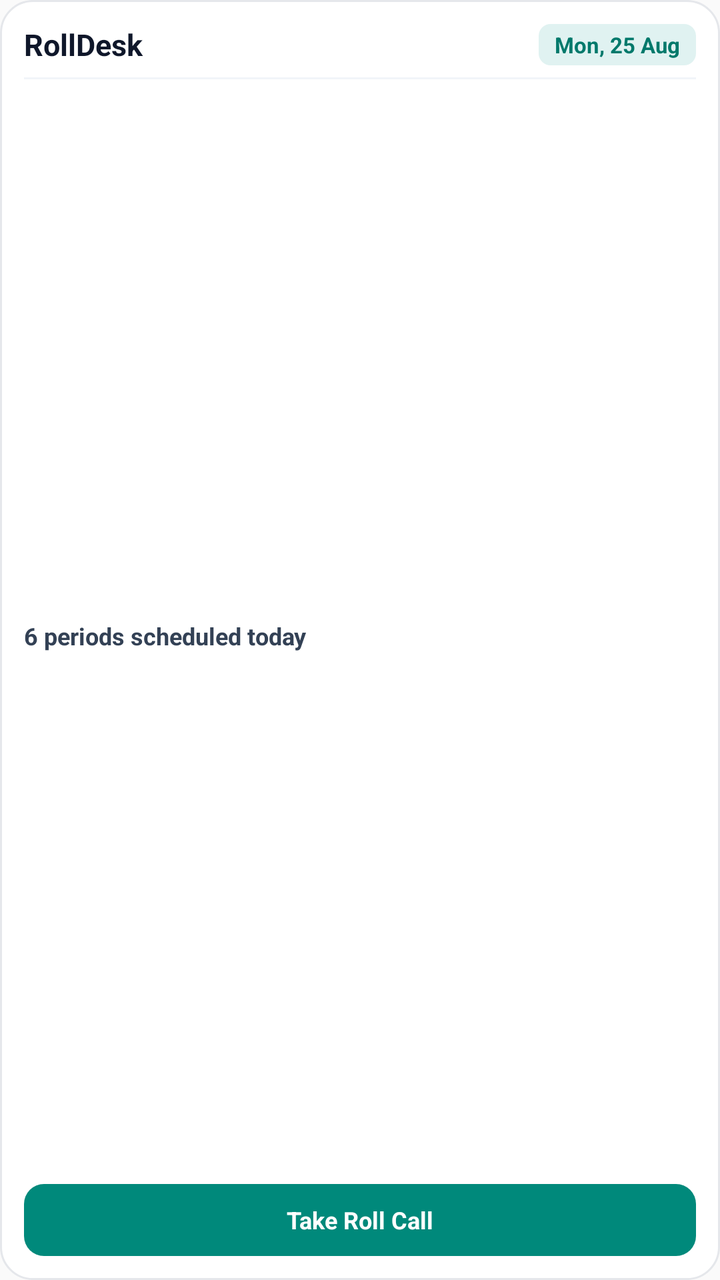
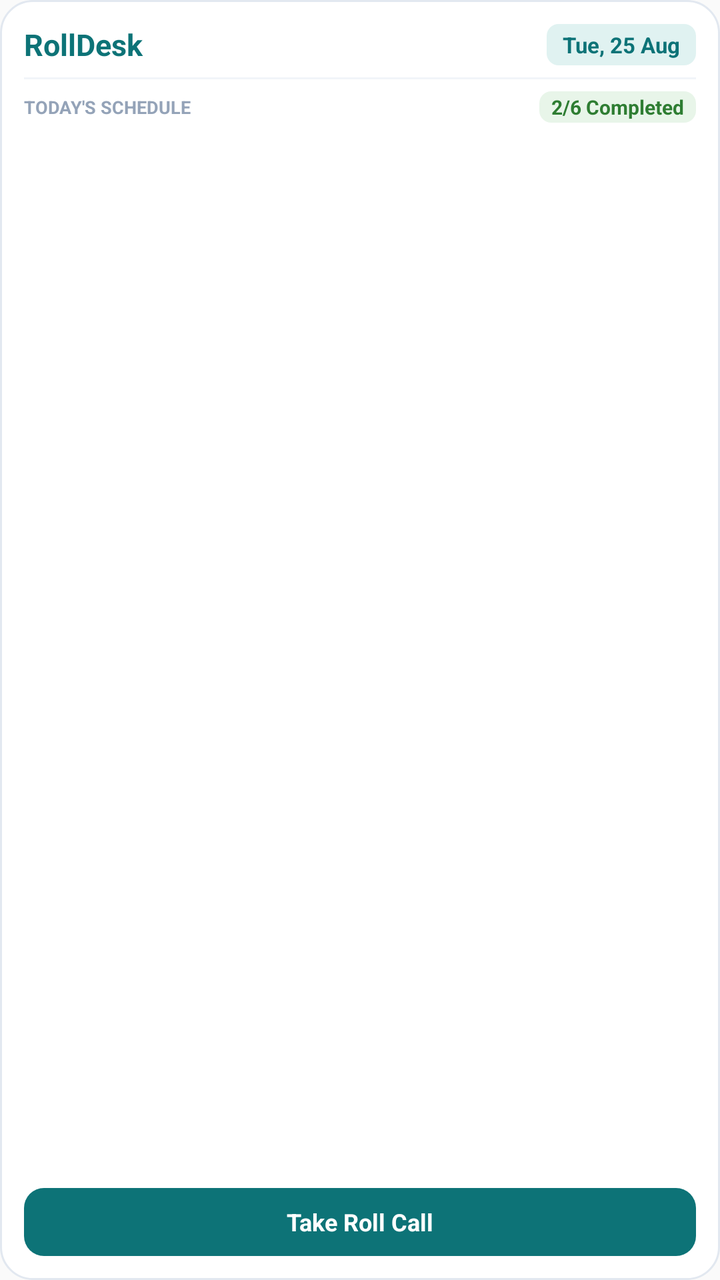

Before-and-after screenshots of an Android layout around one commit, followed by the original layout XML and the change that was made.
<!-- AndroidManifest.xml: application theme Theme.CRAttendance -->
<!-- res/layout/widget_quick_roll.xml -->
<?xml version="1.0" encoding="utf-8"?>
<LinearLayout xmlns:android="http://schemas.android.com/apk/res/android"
    android:id="@+id/widget_root"
    android:layout_width="match_parent"
    android:layout_height="match_parent"
    android:orientation="vertical"
    android:background="@drawable/widget_background"
    android:padding="12dp">

    <LinearLayout
        android:layout_width="match_parent"
        android:layout_height="wrap_content"
        android:orientation="horizontal"
        android:gravity="center_vertical">

        <TextView
            android:id="@+id/widget_title"
            android:layout_width="0dp"
            android:layout_height="wrap_content"
            android:layout_weight="1"
            android:text="RollDesk"
            android:textSize="15sp"
            android:textStyle="bold"
            android:textColor="#0F172A"
            android:maxLines="1"
            android:ellipsize="end" />

        <TextView
            android:id="@+id/widget_day"
            android:layout_width="wrap_content"
            android:layout_height="wrap_content"
            android:text="Mon, 25 Aug"
            android:textSize="11sp"
            android:textStyle="bold"
            android:textColor="#00796B"
            android:background="@drawable/widget_period_badge"
            android:paddingHorizontal="8dp"
            android:paddingVertical="3dp"
            android:maxLines="1"
            android:ellipsize="end" />
    </LinearLayout>

    <View
        android:layout_width="match_parent"
        android:layout_height="1dp"
        android:background="#F1F5F9"
        android:layout_marginTop="6dp"
        android:layout_marginBottom="4dp" />

    <LinearLayout
        android:layout_width="match_parent"
        android:layout_height="0dp"
        android:layout_weight="1"
        android:orientation="vertical"
        android:gravity="center_vertical"
        android:paddingVertical="2dp">

        <TextView
            android:id="@+id/widget_period_count"
            android:layout_width="wrap_content"
            android:layout_height="wrap_content"
            android:text="6 periods scheduled today"
            android:textSize="12sp"
            android:textStyle="bold"
            android:textColor="#334155"
            android:maxLines="1"
            android:ellipsize="end" />

        <TextView
            android:id="@+id/widget_attendance_status"
            android:layout_width="wrap_content"
            android:layout_height="wrap_content"
            android:text="3 / 6 periods completed"
            android:textSize="11sp"
            android:textColor="#059669"
            android:layout_marginTop="3dp"
            android:background="@drawable/widget_status_bg"
            android:paddingHorizontal="8dp"
            android:paddingVertical="2dp"
            android:maxLines="1"
            android:ellipsize="end"
            android:visibility="gone" />
    </LinearLayout>

    <TextView
        android:id="@+id/widget_btn_take_roll"
        android:layout_width="match_parent"
        android:layout_height="wrap_content"
        android:minHeight="36dp"
        android:text="Take Roll Call"
        android:textSize="12sp"
        android:textStyle="bold"
        android:textColor="#FFFFFF"
        android:background="@drawable/widget_button_bg"
        android:gravity="center"
        android:paddingHorizontal="12dp"
        android:paddingVertical="6dp" />

</LinearLayout>
<!-- resources referenced by this layout -->
<resources>
  <!-- drawable widget_background (drawable) -->
  <?xml version="1.0" encoding="utf-8"?>
  <shape xmlns:android="http://schemas.android.com/apk/res/android"
      android:shape="rectangle">
      <solid android:color="#FFFFFF" />
      <corners android:radius="16dp" />
      <stroke
          android:width="1dp"
          android:color="#E5E7EB" />
  </shape>
  <!-- drawable widget_button_bg (drawable) -->
  <?xml version="1.0" encoding="utf-8"?>
  <shape xmlns:android="http://schemas.android.com/apk/res/android"
      android:shape="rectangle">
      <solid android:color="#00897B" />
      <corners android:radius="10dp" />
  </shape>
  <!-- drawable widget_period_badge (drawable) -->
  <?xml version="1.0" encoding="utf-8"?>
  <shape xmlns:android="http://schemas.android.com/apk/res/android"
      android:shape="rectangle">
      <solid android:color="#E0F2F1" />
      <corners android:radius="6dp" />
  </shape>
  <!-- drawable widget_status_bg (drawable) -->
  <?xml version="1.0" encoding="utf-8"?>
  <shape xmlns:android="http://schemas.android.com/apk/res/android"
      android:shape="rectangle">
      <solid android:color="#E8F5E9" />
      <corners android:radius="8dp" />
  </shape>
  <style name="Theme.CRAttendance" parent="android:Theme.Material.Light.NoActionBar" />
</resources>

<!-- the commit's change to res/layout/widget_quick_roll.xml (unified diff, before → after) -->
@@ -1,11 +1,14 @@
-<?xml version="1.0" encoding="utf-8"?>
+﻿<?xml version="1.0" encoding="utf-8"?>
 <LinearLayout xmlns:android="http://schemas.android.com/apk/res/android"
     android:id="@+id/widget_root"
     android:layout_width="match_parent"
     android:layout_height="match_parent"
     android:orientation="vertical"
     android:background="@drawable/widget_background"
-    android:padding="12dp">
+    android:paddingLeft="12dp"
+    android:paddingTop="12dp"
+    android:paddingRight="12dp"
+    android:paddingBottom="12dp">
 
     <LinearLayout
         android:layout_width="match_parent"
@@ -21,79 +24,369 @@
             android:text="RollDesk"
             android:textSize="15sp"
             android:textStyle="bold"
-            android:textColor="#0F172A"
-            android:maxLines="1"
-            android:ellipsize="end" />
+            android:textColor="#0D7377" />
 
         <TextView
             android:id="@+id/widget_day"
             android:layout_width="wrap_content"
             android:layout_height="wrap_content"
-            android:text="Mon, 25 Aug"
+            android:text="Tue, 25 Aug"
             android:textSize="11sp"
             android:textStyle="bold"
-            android:textColor="#00796B"
+            android:textColor="#0D7377"
             android:background="@drawable/widget_period_badge"
-            android:paddingHorizontal="8dp"
-            android:paddingVertical="3dp"
-            android:maxLines="1"
-            android:ellipsize="end" />
+            android:paddingLeft="8dp"
+            android:paddingTop="3dp"
+            android:paddingRight="8dp"
+            android:paddingBottom="3dp" />
     </LinearLayout>
 
-    <View
+    <LinearLayout
         android:layout_width="match_parent"
         android:layout_height="1dp"
         android:background="#F1F5F9"
         android:layout_marginTop="6dp"
-        android:layout_marginBottom="4dp" />
+        android:layout_marginBottom="6dp" />
+
+    <LinearLayout
+        android:layout_width="match_parent"
+        android:layout_height="wrap_content"
+        android:orientation="horizontal"
+        android:gravity="center_vertical"
+        android:layout_marginBottom="4dp">
+
+        <TextView
+            android:layout_width="0dp"
+            android:layout_height="wrap_content"
+            android:layout_weight="1"
+            android:text="TODAY&#39;S SCHEDULE"
+            android:textSize="9sp"
+            android:textStyle="bold"
+            android:textColor="#94A3B8" />
+
+        <TextView
+            android:id="@+id/widget_attendance_status"
+            android:layout_width="wrap_content"
+            android:layout_height="wrap_content"
+            android:text="2/6 Completed"
+            android:textSize="10sp"
+            android:textStyle="bold"
+            android:textColor="#2E7D32"
+            android:background="@drawable/widget_status_bg"
+            android:paddingLeft="6dp"
+            android:paddingTop="1dp"
+            android:paddingRight="6dp"
+            android:paddingBottom="1dp" />
+    </LinearLayout>
 
     <LinearLayout
         android:layout_width="match_parent"
         android:layout_height="0dp"
         android:layout_weight="1"
-        android:orientation="vertical"
-        android:gravity="center_vertical"
-        android:paddingVertical="2dp">
-
-        <TextView
-            android:id="@+id/widget_period_count"
-            android:layout_width="wrap_content"
-            android:layout_height="wrap_content"
-            android:text="6 periods scheduled today"
+        android:orientation="vertical">
+
+        <LinearLayout
+            android:id="@+id/period1_row"
+            android:layout_width="match_parent"
+            android:layout_height="wrap_content"
+            android:orientation="horizontal"
+            android:gravity="center_vertical"
+            android:paddingTop="2.5dp"
+            android:paddingBottom="2.5dp"
+            android:visibility="gone">
+
+            <TextView
+                android:id="@+id/period1_tag"
+                android:layout_width="24dp"
+                android:layout_height="wrap_content"
+                android:text="P1"
+                android:textSize="10sp"
+                android:textStyle="bold"
+                android:textColor="#0D7377"
+                android:gravity="center"
+                android:background="@drawable/widget_period_badge"
+                android:paddingTop="1dp"
+                android:paddingBottom="1dp" />
+
+            <TextView
+                android:id="@+id/period1_name"
+                android:layout_width="match_parent"
+                android:layout_height="wrap_content"
+                android:layout_marginStart="8dp"
+                android:text="Subject 1"
+                android:textSize="11sp"
+                android:textColor="#0F172A"
+                android:maxLines="1"
+                android:ellipsize="end" />
+        </LinearLayout>
+
+        <LinearLayout
+            android:id="@+id/period2_row"
+            android:layout_width="match_parent"
+            android:layout_height="wrap_content"
+            android:orientation="horizontal"
+            android:gravity="center_vertical"
+            android:paddingTop="2.5dp"
+            android:paddingBottom="2.5dp"
+            android:visibility="gone">
+
+            <TextView
+                android:id="@+id/period2_tag"
+                android:layout_width="24dp"
+                android:layout_height="wrap_content"
+                android:text="P2"
+                android:textSize="10sp"
+                android:textStyle="bold"
+                android:textColor="#0D7377"
+                android:gravity="center"
+                android:background="@drawable/widget_period_badge"
+                android:paddingTop="1dp"
+                android:paddingBottom="1dp" />
+
+            <TextView
+                android:id="@+id/period2_name"
+                android:layout_width="match_parent"
+                android:layout_height="wrap_content"
+                android:layout_marginStart="8dp"
+                android:text="Subject 2"
+                android:textSize="11sp"
+                android:textColor="#0F172A"
+                android:maxLines="1"
+                android:ellipsize="end" />
+        </LinearLayout>
+
+        <LinearLayout
+            android:id="@+id/period3_row"
+            android:layout_width="match_parent"
+            android:layout_height="wrap_content"
+            android:orientation="horizontal"
+            android:gravity="center_vertical"
+            android:paddingTop="2.5dp"
+            android:paddingBottom="2.5dp"
+            android:visibility="gone">
+
+            <TextView
+                android:id="@+id/period3_tag"
+                android:layout_width="24dp"
+                android:layout_height="wrap_content"
+                android:text="P3"
+                android:textSize="10sp"
+                android:textStyle="bold"
+                android:textColor="#0D7377"
+                android:gravity="center"
+                android:background="@drawable/widget_period_badge"
+                android:paddingTop="1dp"
+                android:paddingBottom="1dp" />
+
+            <TextView
+                android:id="@+id/period3_name"
+                android:layout_width="match_parent"
+                android:layout_height="wrap_content"
+                android:layout_marginStart="8dp"
+                android:text="Subject 3"
+                android:textSize="11sp"
+                android:textColor="#0F172A"
+                android:maxLines="1"
+                android:ellipsize="end" />
+        </LinearLayout>
+
+        <LinearLayout
+            android:id="@+id/period4_row"
+            android:layout_width="match_parent"
+            android:layout_height="wrap_content"
+            android:orientation="horizontal"
+            android:gravity="center_vertical"
+            android:paddingTop="2.5dp"
+            android:paddingBottom="2.5dp"
+            android:visibility="gone">
+
+            <TextView
+                android:id="@+id/period4_tag"
+                android:layout_width="24dp"
+                android:layout_height="wrap_content"
+                android:text="P4"
+                android:textSize="10sp"
+                android:textStyle="bold"
+                android:textColor="#0D7377"
+                android:gravity="center"
+                android:background="@drawable/widget_period_badge"
+                android:paddingTop="1dp"
+                android:paddingBottom="1dp" />
+
+            <TextView
+                android:id="@+id/period4_name"
+                android:layout_width="match_parent"
+                android:layout_height="wrap_content"
+                android:layout_marginStart="8dp"
+                android:text="Subject 4"
+                android:textSize="11sp"
+                android:textColor="#0F172A"
+                android:maxLines="1"
+                android:ellipsize="end" />
+        </LinearLayout>
+
+        <LinearLayout
+            android:id="@+id/period5_row"
+            android:layout_width="match_parent"
+            android:layout_height="wrap_content"
+            android:orientation="horizontal"
+            android:gravity="center_vertical"
+            android:paddingTop="2.5dp"
+            android:paddingBottom="2.5dp"
+            android:visibility="gone">
+
+            <TextView
+                android:id="@+id/period5_tag"
+                android:layout_width="24dp"
+                android:layout_height="wrap_content"
+                android:text="P5"
+                android:textSize="10sp"
+                android:textStyle="bold"
+                android:textColor="#0D7377"
+                android:gravity="center"
+                android:background="@drawable/widget_period_badge"
+                android:paddingTop="1dp"
+                android:paddingBottom="1dp" />
+
+            <TextView
+                android:id="@+id/period5_name"
+                android:layout_width="match_parent"
+                android:layout_height="wrap_content"
+                android:layout_marginStart="8dp"
+                android:text="Subject 5"
+                android:textSize="11sp"
+                android:textColor="#0F172A"
+                android:maxLines="1"
+                android:ellipsize="end" />
+        </LinearLayout>
+
+        <LinearLayout
+            android:id="@+id/period6_row"
+            android:layout_width="match_parent"
+            android:layout_height="wrap_content"
+            android:orientation="horizontal"
+            android:gravity="center_vertical"
+            android:paddingTop="2.5dp"
+            android:paddingBottom="2.5dp"
+            android:visibility="gone">
+
+            <TextView
+                android:id="@+id/period6_tag"
+                android:layout_width="24dp"
+                android:layout_height="wrap_content"
+                android:text="P6"
+                android:textSize="10sp"
+                android:textStyle="bold"
+                android:textColor="#0D7377"
+                android:gravity="center"
+                android:background="@drawable/widget_period_badge"
+                android:paddingTop="1dp"
+                android:paddingBottom="1dp" />
+
+            <TextView
+                android:id="@+id/period6_name"
+                android:layout_width="match_parent"
+                android:layout_height="wrap_content"
+                android:layout_marginStart="8dp"
+                android:text="Subject 6"
+                android:textSize="11sp"
+                android:textColor="#0F172A"
+                android:maxLines="1"
+                android:ellipsize="end" />
+        </LinearLayout>
+
+        <LinearLayout
+            android:id="@+id/period7_row"
+            android:layout_width="match_parent"
+            android:layout_height="wrap_content"
+            android:orientation="horizontal"
+            android:gravity="center_vertical"
+            android:paddingTop="2.5dp"
+            android:paddingBottom="2.5dp"
+            android:visibility="gone">
+
+            <TextView
+                android:id="@+id/period7_tag"
+                android:layout_width="24dp"
+                android:layout_height="wrap_content"
+                android:text="P7"
+                android:textSize="10sp"
+                android:textStyle="bold"
+                android:textColor="#0D7377"
+                android:gravity="center"
+                android:background="@drawable/widget_period_badge"
+                android:paddingTop="1dp"
+                android:paddingBottom="1dp" />
+
+            <TextView
+                android:id="@+id/period7_name"
+                android:layout_width="match_parent"
+                android:layout_height="wrap_content"
+                android:layout_marginStart="8dp"
+                android:text="Subject 7"
+                android:textSize="11sp"
+                android:textColor="#0F172A"
+                android:maxLines="1"
+                android:ellipsize="end" />
+        </LinearLayout>
+
+        <LinearLayout
+            android:id="@+id/period8_row"
+            android:layout_width="match_parent"
+            android:layout_height="wrap_content"
+            android:orientation="horizontal"
+            android:gravity="center_vertical"
+            android:paddingTop="2.5dp"
+            android:paddingBottom="2.5dp"
+            android:visibility="gone">
+
+            <TextView
+                android:id="@+id/period8_tag"
+                android:layout_width="24dp"
+                android:layout_height="wrap_content"
+                android:text="P8"
+                android:textSize="10sp"
+                android:textStyle="bold"
+                android:textColor="#0D7377"
+                android:gravity="center"
+                android:background="@drawable/widget_period_badge"
+                android:paddingTop="1dp"
+                android:paddingBottom="1dp" />
+
+            <TextView
+                android:id="@+id/period8_name"
+                android:layout_width="match_parent"
+                android:layout_height="wrap_content"
+                android:layout_marginStart="8dp"
+                android:text="Subject 8"
+                android:textSize="11sp"
+                android:textColor="#0F172A"
+                android:maxLines="1"
+                android:ellipsize="end" />
+        </LinearLayout>
+
+        <TextView
+            android:id="@+id/widget_no_periods"
+            android:layout_width="match_parent"
+            android:layout_height="match_parent"
+            android:text="No periods scheduled today"
             android:textSize="12sp"
-            android:textStyle="bold"
-            android:textColor="#334155"
-            android:maxLines="1"
-            android:ellipsize="end" />
-
-        <TextView
-            android:id="@+id/widget_attendance_status"
-            android:layout_width="wrap_content"
-            android:layout_height="wrap_content"
-            android:text="3 / 6 periods completed"
-            android:textSize="11sp"
-            android:textColor="#059669"
-            android:layout_marginTop="3dp"
-            android:background="@drawable/widget_status_bg"
-            android:paddingHorizontal="8dp"
-            android:paddingVertical="2dp"
-            android:maxLines="1"
-            android:ellipsize="end"
+            android:textColor="#64748B"
+            android:gravity="center"
             android:visibility="gone" />
+
     </LinearLayout>
 
     <TextView
         android:id="@+id/widget_btn_take_roll"
         android:layout_width="match_parent"
-        android:layout_height="wrap_content"
-        android:minHeight="36dp"
+        android:layout_height="34dp"
         android:text="Take Roll Call"
         android:textSize="12sp"
         android:textStyle="bold"
         android:textColor="#FFFFFF"
         android:background="@drawable/widget_button_bg"
         android:gravity="center"
-        android:paddingHorizontal="12dp"
-        android:paddingVertical="6dp" />
+        android:layout_marginTop="4dp" />
 
 </LinearLayout>
<!-- resource entries referenced after the edit -->
@@ -8,13 +8,13 @@
       <corners android:radius="16dp" />
       <stroke
           android:width="1dp"
-          android:color="#E5E7EB" />
+          android:color="#E2E8F0" />
   </shape>
   <!-- drawable widget_button_bg (drawable) -->
   <?xml version="1.0" encoding="utf-8"?>
   <shape xmlns:android="http://schemas.android.com/apk/res/android"
       android:shape="rectangle">
-      <solid android:color="#00897B" />
+      <solid android:color="#0D7377" />
       <corners android:radius="10dp" />
   </shape>
   <!-- drawable widget_period_badge (drawable) -->
@@ -29,7 +29,7 @@
   <shape xmlns:android="http://schemas.android.com/apk/res/android"
       android:shape="rectangle">
       <solid android:color="#E8F5E9" />
-      <corners android:radius="8dp" />
+      <corners android:radius="6dp" />
   </shape>
   <style name="Theme.CRAttendance" parent="android:Theme.Material.Light.NoActionBar" />
 </resources>
